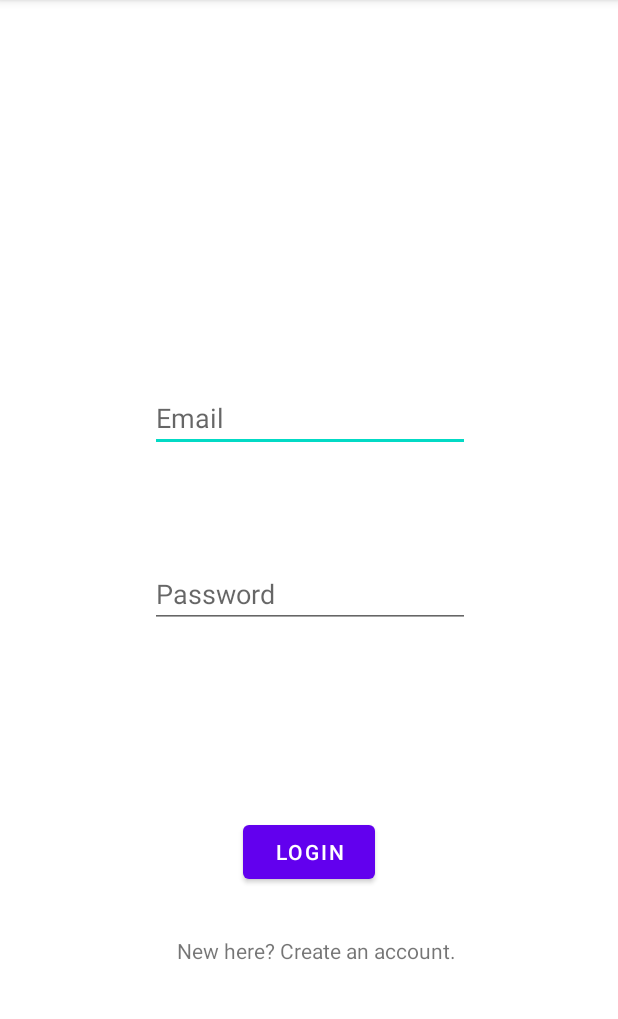
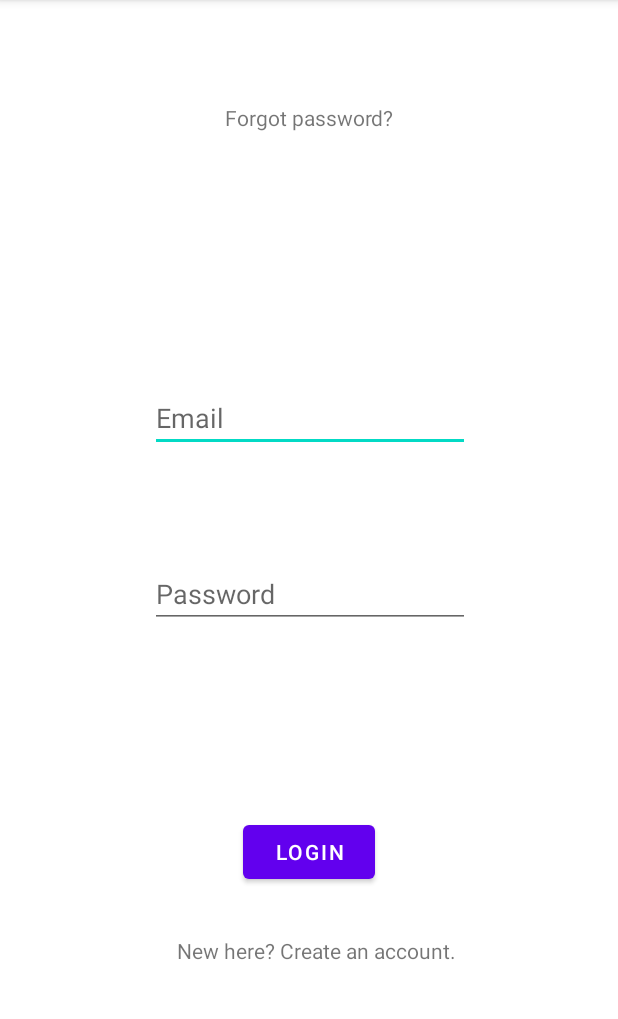
Before and after one commit to skapur12/comida-0316, an Android app: the Login screen opened directly, with no data from a screen before it, on a phone screen of 412 x 824 dp, the part 84-1103 px from its top. Run offline under Robolectric (Android 15) with nearby library versions, the phone set to English and light mode, and no system bars; our stand-ins replace Firebase (no records; nobody signed in at launch, a user with empty details on screens opened directly).

Commit message:
Added 'Reset password' functionality

```diff
--- a/app/src/main/res/layout/activity_login.xml
+++ b/app/src/main/res/layout/activity_login.xml
@@ -71,4 +71,17 @@
         app:layout_constraintStart_toStartOf="parent"
         android:visibility="invisible"
         />
+
+    <TextView
+        android:id="@+id/forgotPassword"
+        android:layout_width="wrap_content"
+        android:layout_height="wrap_content"
+        android:text="Forgot password?"
+        tools:layout_editor_absoluteX="173dp"
+        tools:layout_editor_absoluteY="64dp"
+        app:layout_constraintEnd_toEndOf="parent"
+        app:layout_constraintStart_toStartOf="parent"
+        app:layout_constraintBottom_toTopOf="@+id/progressBar"
+        android:layout_marginBottom="60dp"
+        />
 </androidx.constraintlayout.widget.ConstraintLayout>
```
Also changed, not shown: app/src/main/java/com/teamcomida/comida_0316/Login.java (+47 -1 lines).
